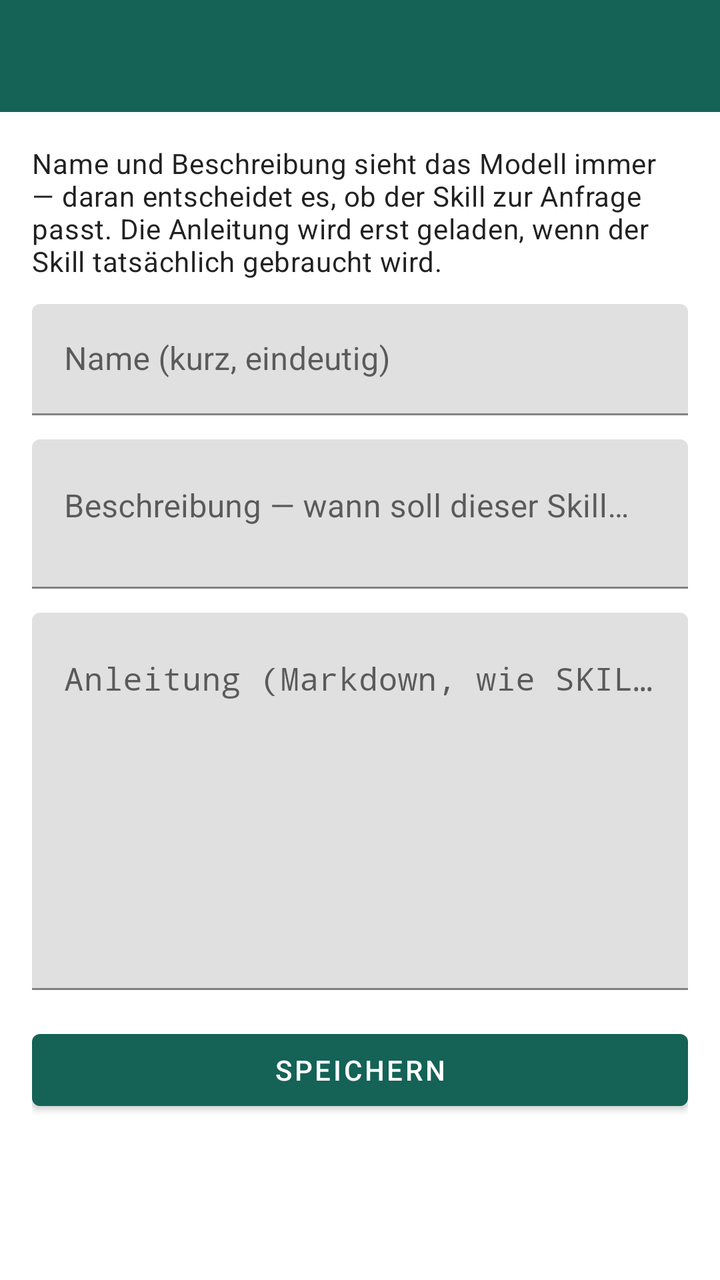
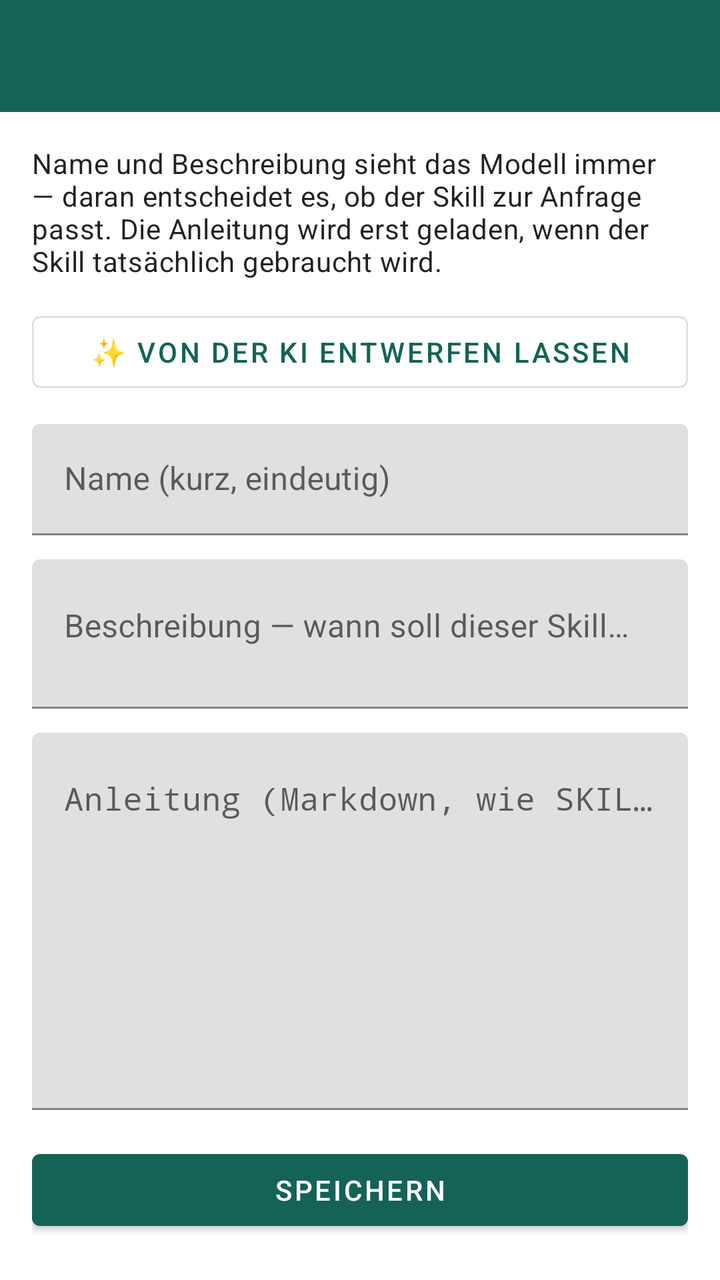

Screens rendered from an Android XML layout before and after an edit, with the pre-edit source and the edit as a unified diff.
<!-- AndroidManifest.xml: application theme Theme.SkillToRemember -->
<!-- res/layout/activity_skill_edit.xml -->
<?xml version="1.0" encoding="utf-8"?>
<LinearLayout xmlns:android="http://schemas.android.com/apk/res/android"
    xmlns:app="http://schemas.android.com/apk/res-auto"
    android:layout_width="match_parent"
    android:layout_height="match_parent"
    android:orientation="vertical">

    <com.google.android.material.appbar.MaterialToolbar
        android:id="@+id/toolbar"
        style="@style/Widget.SkillToRemember.Toolbar"
        android:layout_width="match_parent"
        android:layout_height="?attr/actionBarSize" />

    <ScrollView
        android:layout_width="match_parent"
        android:layout_height="match_parent">

        <LinearLayout
            android:layout_width="match_parent"
            android:layout_height="wrap_content"
            android:orientation="vertical"
            android:padding="16dp">

            <TextView
                android:id="@+id/builtInNote"
                android:layout_width="match_parent"
                android:layout_height="wrap_content"
                android:layout_marginBottom="12dp"
                android:text="@string/skill_built_in_note"
                android:textAppearance="?attr/textAppearanceBody2"
                android:visibility="gone" />

            <TextView
                android:layout_width="match_parent"
                android:layout_height="wrap_content"
                android:layout_marginBottom="12dp"
                android:text="@string/skill_edit_intro"
                android:textAppearance="?attr/textAppearanceBody2" />

            <com.google.android.material.textfield.TextInputLayout
                android:layout_width="match_parent"
                android:layout_height="wrap_content"
                android:hint="@string/skill_name_hint">

                <com.google.android.material.textfield.TextInputEditText
                    android:id="@+id/inputName"
                    android:layout_width="match_parent"
                    android:layout_height="wrap_content"
                    android:importantForAutofill="no"
                    android:inputType="text" />

            </com.google.android.material.textfield.TextInputLayout>

            <com.google.android.material.textfield.TextInputLayout
                android:layout_width="match_parent"
                android:layout_height="wrap_content"
                android:layout_marginTop="12dp"
                android:hint="@string/skill_description_hint">

                <com.google.android.material.textfield.TextInputEditText
                    android:id="@+id/inputDescription"
                    android:layout_width="match_parent"
                    android:layout_height="wrap_content"
                    android:gravity="top"
                    android:importantForAutofill="no"
                    android:inputType="textCapSentences|textMultiLine"
                    android:minLines="2" />

            </com.google.android.material.textfield.TextInputLayout>

            <com.google.android.material.textfield.TextInputLayout
                android:layout_width="match_parent"
                android:layout_height="wrap_content"
                android:layout_marginTop="12dp"
                android:hint="@string/skill_body_hint">

                <com.google.android.material.textfield.TextInputEditText
                    android:id="@+id/inputBody"
                    android:layout_width="match_parent"
                    android:layout_height="wrap_content"
                    android:fontFamily="monospace"
                    android:gravity="top"
                    android:importantForAutofill="no"
                    android:inputType="textMultiLine|textNoSuggestions"
                    android:minLines="8" />

            </com.google.android.material.textfield.TextInputLayout>

            <Button
                android:id="@+id/buttonSaveSkill"
                android:layout_width="match_parent"
                android:layout_height="wrap_content"
                android:layout_marginTop="16dp"
                android:text="@string/save" />

        </LinearLayout>

    </ScrollView>

</LinearLayout>
<!-- resources referenced by this layout -->
<resources>
  <string name="save">Speichern</string>
  <string name="skill_body_hint">Anleitung (Markdown, wie SKILL.md)</string>
  <string name="skill_built_in_note">Fest eingebauter Skill (★). Name und Beschreibung lassen sich anpassen, gelöscht werden kann er nicht.</string>
  <string name="skill_description_hint">Beschreibung — wann soll dieser Skill greifen?</string>
  <string name="skill_edit_intro">Name und Beschreibung sieht das Modell immer — daran entscheidet es, ob der Skill zur Anfrage passt. Die Anleitung wird erst geladen, wenn der Skill tatsächlich gebraucht wird.</string>
  <string name="skill_name_hint">Name (kurz, eindeutig)</string>
  <style name="Widget.SkillToRemember.Toolbar" parent="Widget.MaterialComponents.Toolbar">
          <item name="android:background">@color/toolbar_bg</item>
          <item name="materialThemeOverlay">@style/ThemeOverlay.AppCompat.Dark.ActionBar</item>
          <item name="popupTheme">@style/ThemeOverlay.AppCompat.DayNight</item>
      </style>
  <style name="Theme.SkillToRemember" parent="Theme.MaterialComponents.DayNight.NoActionBar">
          <item name="colorPrimary">@color/primary</item>
          <item name="colorPrimaryVariant">@color/primary_dark</item>
          <item name="colorOnPrimary">@color/white</item>
          <item name="colorSecondary">@color/secondary</item>
          
          <item name="android:statusBarColor">@color/toolbar_bg</item>
      </style>
  <color name="toolbar_bg">#146356</color>
  <color name="primary">#146356</color>
  <color name="primary_dark">#0D453C</color>
  <color name="white">#FFFFFF</color>
  <color name="secondary">#3E9C89</color>
</resources>

<!-- the commit's change to res/layout/activity_skill_edit.xml (unified diff, before → after) -->
@@ -36,6 +36,14 @@
                 android:layout_marginBottom="12dp"
                 android:text="@string/skill_edit_intro"
                 android:textAppearance="?attr/textAppearanceBody2" />
+
+            <Button
+                android:id="@+id/buttonAiDraft"
+                style="@style/Widget.MaterialComponents.Button.OutlinedButton"
+                android:layout_width="match_parent"
+                android:layout_height="wrap_content"
+                android:layout_marginBottom="12dp"
+                android:text="@string/skill_ai_draft" />
 
             <com.google.android.material.textfield.TextInputLayout
                 android:layout_width="match_parent"
<!-- resource entries referenced after the edit -->
@@ -1,6 +1,7 @@
 <!-- resources referenced by this layout -->
 <resources>
   <string name="save">Speichern</string>
+  <string name="skill_ai_draft">✨ Von der KI entwerfen lassen</string>
   <string name="skill_body_hint">Anleitung (Markdown, wie SKILL.md)</string>
   <string name="skill_built_in_note">Fest eingebauter Skill (★). Name und Beschreibung lassen sich anpassen, gelöscht werden kann er nicht.</string>
   <string name="skill_description_hint">Beschreibung — wann soll dieser Skill greifen?</string>
